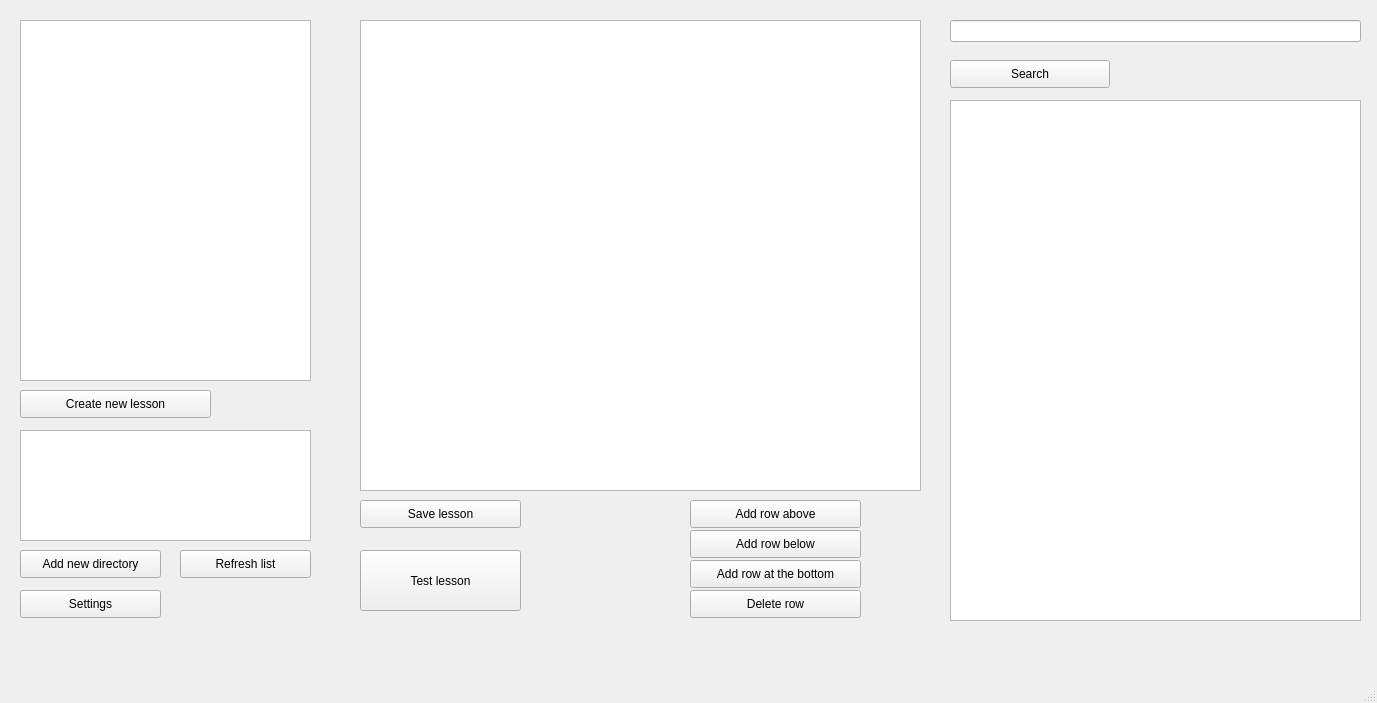
Qt form mainwindow.ui (nikolai-baschinski/UVT) before a commit.
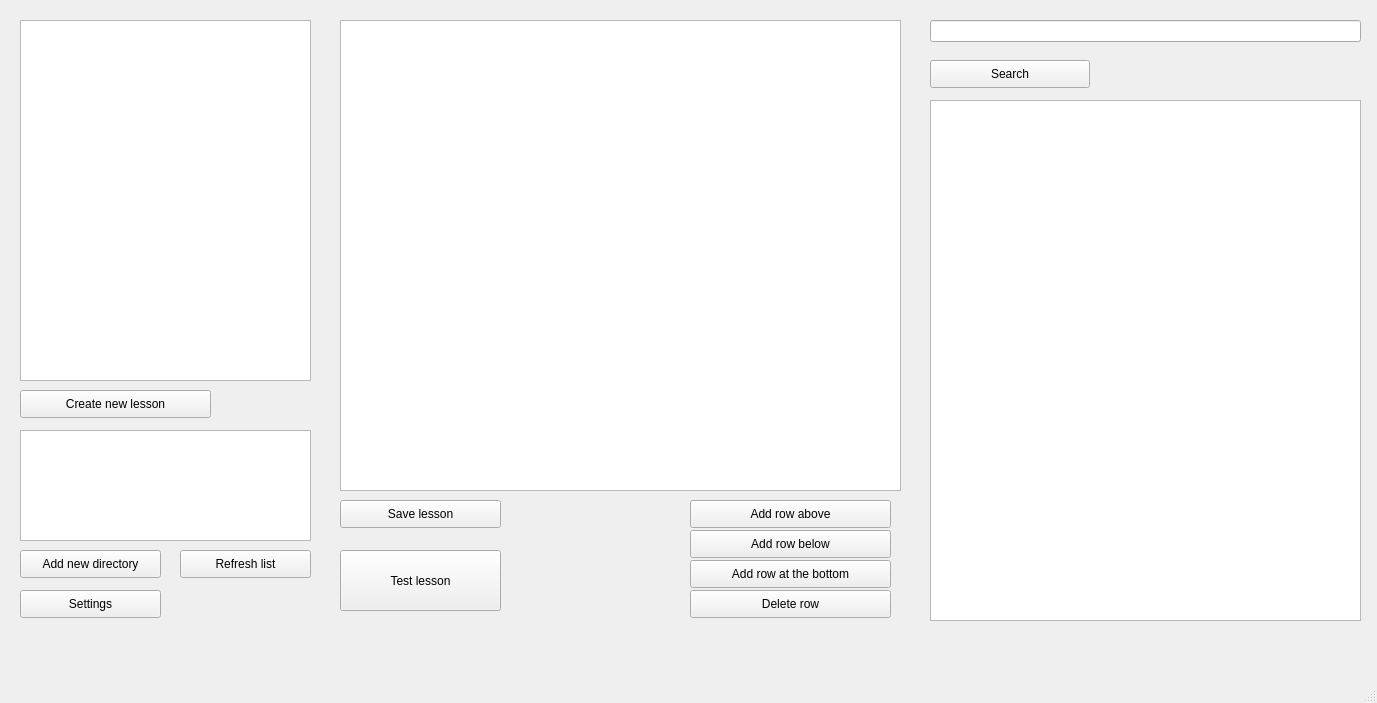
The same form after that commit.

Commit message: Enlarge the lesson table when the window size becomes bigger.

Diff of the .ui file:
```diff
--- a/mainwindow.ui
+++ b/mainwindow.ui
@@ -40,7 +40,7 @@
    <widget class="QTableWidget" name="tableWidget">
     <property name="geometry">
      <rect>
-      <x>360</x>
+      <x>340</x>
       <y>20</y>
       <width>561</width>
       <height>471</height>
@@ -86,7 +86,7 @@
    <widget class="QPushButton" name="pushButton_TestLesson">
     <property name="geometry">
      <rect>
-      <x>360</x>
+      <x>340</x>
       <y>550</y>
       <width>161</width>
       <height>61</height>
@@ -99,7 +99,7 @@
    <widget class="QPushButton" name="pushButton_Save">
     <property name="geometry">
      <rect>
-      <x>360</x>
+      <x>340</x>
       <y>500</y>
       <width>161</width>
       <height>28</height>
@@ -114,7 +114,7 @@
      <rect>
       <x>690</x>
       <y>500</y>
-      <width>171</width>
+      <width>201</width>
       <height>28</height>
      </rect>
     </property>
@@ -127,7 +127,7 @@
      <rect>
       <x>690</x>
       <y>530</y>
-      <width>171</width>
+      <width>201</width>
       <height>28</height>
      </rect>
     </property>
@@ -140,7 +140,7 @@
      <rect>
       <x>690</x>
       <y>560</y>
-      <width>171</width>
+      <width>201</width>
       <height>28</height>
      </rect>
     </property>
@@ -153,7 +153,7 @@
      <rect>
       <x>690</x>
       <y>590</y>
-      <width>171</width>
+      <width>201</width>
       <height>28</height>
      </rect>
     </property>
@@ -164,9 +164,9 @@
    <widget class="QLineEdit" name="lineEdit_SearchString">
     <property name="geometry">
      <rect>
-      <x>950</x>
+      <x>930</x>
       <y>20</y>
-      <width>411</width>
+      <width>431</width>
       <height>22</height>
      </rect>
     </property>
@@ -174,7 +174,7 @@
    <widget class="QPushButton" name="pushButton_Search">
     <property name="geometry">
      <rect>
-      <x>950</x>
+      <x>930</x>
       <y>60</y>
       <width>160</width>
       <height>28</height>
@@ -200,9 +200,9 @@
    <widget class="QListWidget" name="listWidget_SearchResults">
     <property name="geometry">
      <rect>
-      <x>950</x>
+      <x>930</x>
       <y>100</y>
-      <width>411</width>
+      <width>431</width>
       <height>521</height>
      </rect>
     </property>
```
The commit also changes 2 other files.
